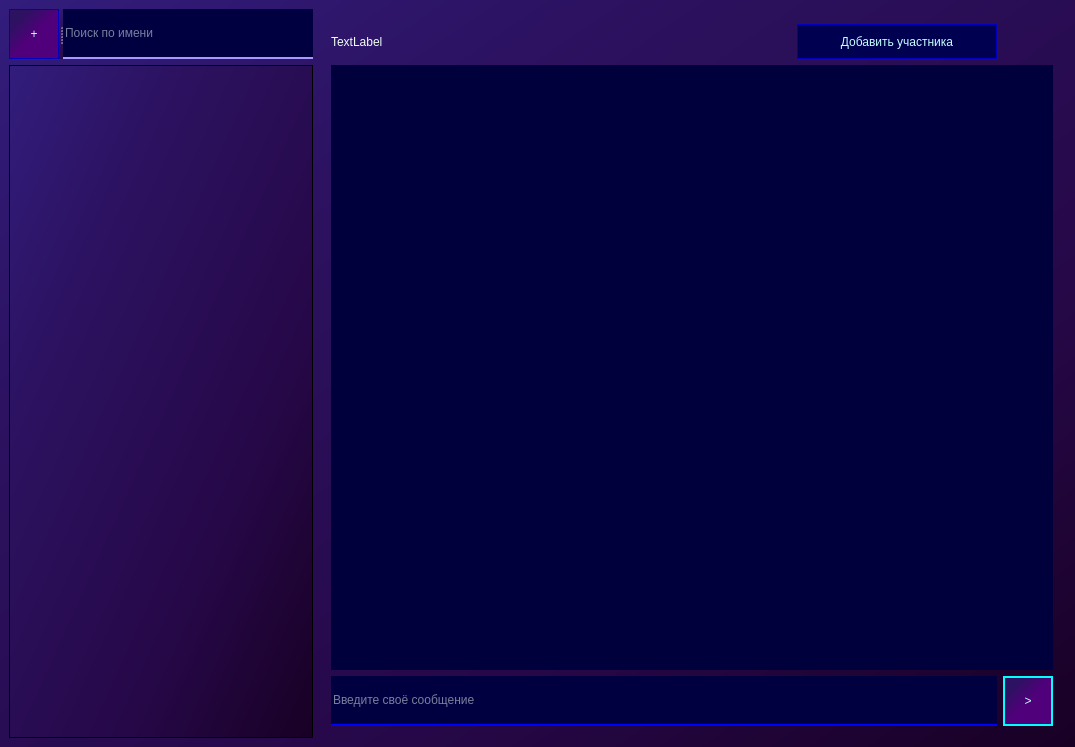
Before: the Qt Designer form Client/MainWindow.ui in zorroBinn/QuickDialog, drawn with Qt 5.
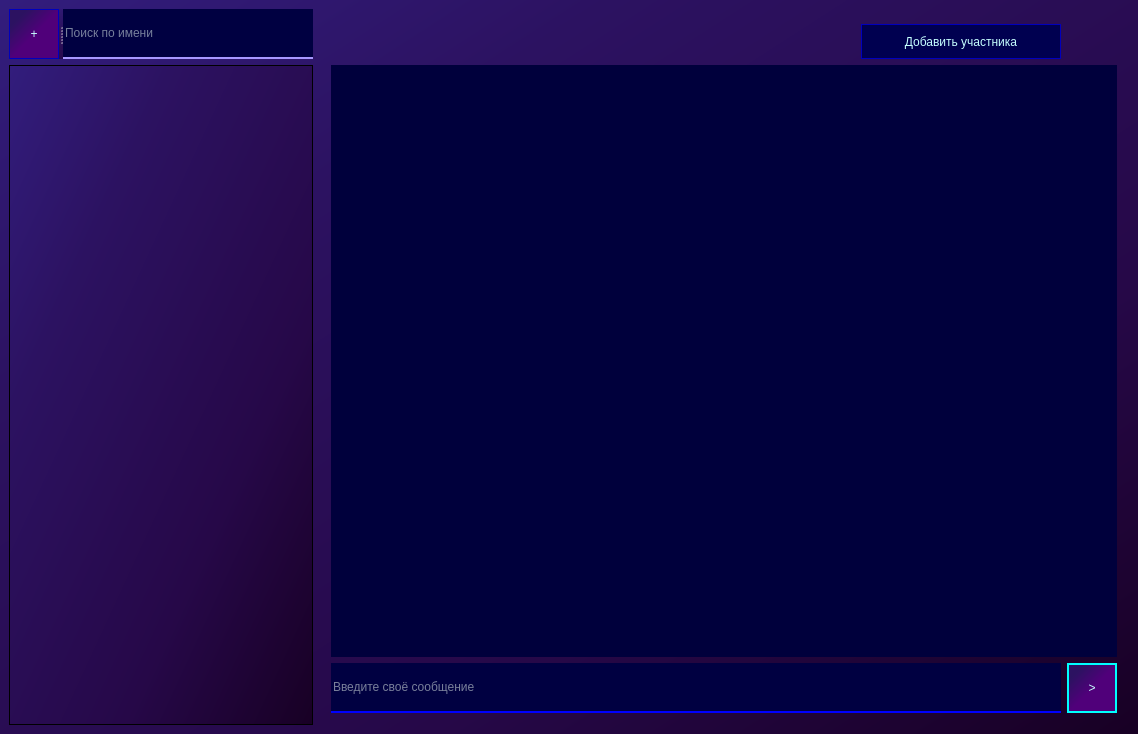
After: the same form once the commit is applied. Icons and pictures are not drawn.

Commit message:
Логика для AddUserToChat, редактирование графических элементов, определение типа чата
Подготовка к добавлению новых пользователей в чат (клиентская часть кода)

```diff
--- a/Client/MainWindow.ui
+++ b/Client/MainWindow.ui
@@ -6,8 +6,8 @@
    <rect>
     <x>0</x>
     <y>0</y>
-    <width>1075</width>
-    <height>747</height>
+    <width>1138</width>
+    <height>734</height>
    </rect>
   </property>
   <property name="minimumSize">
@@ -129,85 +129,7 @@
          <string/>
         </property>
         <layout class="QGridLayout" name="gridLayout">
-         <item row="1" column="1">
-          <widget class="QPushButton" name="pushButton_Chat_NewUser">
-           <property name="minimumSize">
-            <size>
-             <width>200</width>
-             <height>35</height>
-            </size>
-           </property>
-           <property name="maximumSize">
-            <size>
-             <width>200</width>
-             <height>35</height>
-            </size>
-           </property>
-           <property name="cursor">
-            <cursorShape>PointingHandCursor</cursorShape>
-           </property>
-           <property name="focusPolicy">
-            <enum>Qt::ClickFocus</enum>
-           </property>
-           <property name="toolTip">
-            <string>&lt;html&gt;&lt;head/&gt;&lt;body&gt;&lt;p&gt;&lt;span style=&quot; font-size:14pt;&quot;&gt;Добавить участника в групповой чат&lt;/span&gt;&lt;/p&gt;&lt;/body&gt;&lt;/html&gt;</string>
-           </property>
-           <property name="styleSheet">
-            <string notr="true">background-color: rgb(0, 0, 80);
-font: 700 16pt &quot;Times New Roman&quot;;
-color: rgb(198, 255, 255);
-border: 1px solid rgb(0, 0, 190);</string>
-           </property>
-           <property name="text">
-            <string>Добавить участника</string>
-           </property>
-          </widget>
-         </item>
-         <item row="3" column="2">
-          <widget class="QPushButton" name="pushButton_Send">
-           <property name="minimumSize">
-            <size>
-             <width>50</width>
-             <height>50</height>
-            </size>
-           </property>
-           <property name="maximumSize">
-            <size>
-             <width>50</width>
-             <height>50</height>
-            </size>
-           </property>
-           <property name="cursor">
-            <cursorShape>PointingHandCursor</cursorShape>
-           </property>
-           <property name="focusPolicy">
-            <enum>Qt::ClickFocus</enum>
-           </property>
-           <property name="styleSheet">
-            <string notr="true">background-color: qlineargradient(spread:pad, x1:1, y1:1, x2:0, y2:0, stop:0.488636 rgba(80, 0, 122, 255), stop:0.806818 rgba(44, 18, 97, 255));
-font: 700 40pt &quot;Times New Roman&quot;;
-color: rgb(198, 255, 255);
-border: 2px solid rgb(0, 255, 255);</string>
-           </property>
-           <property name="text">
-            <string>&gt;</string>
-           </property>
-          </widget>
-         </item>
-         <item row="2" column="0" colspan="3">
-          <widget class="QTextBrowser" name="textBrowser_CurrentChat">
-           <property name="focusPolicy">
-            <enum>Qt::NoFocus</enum>
-           </property>
-           <property name="styleSheet">
-            <string notr="true">background-color: rgb(0, 0, 60);
-color: rgb(239, 253, 255);
-font: 700 18pt &quot;Comic Sans MS&quot;;
-border: 0px</string>
-           </property>
-          </widget>
-         </item>
-         <item row="3" column="0" colspan="2">
+         <item row="2" column="0" colspan="2">
           <widget class="QLineEdit" name="lineEdit_Mess">
            <property name="minimumSize">
             <size>
@@ -239,17 +161,61 @@
            </property>
           </widget>
          </item>
-         <item row="1" column="0">
+         <item row="2" column="2">
+          <widget class="QPushButton" name="pushButton_Send">
+           <property name="minimumSize">
+            <size>
+             <width>50</width>
+             <height>50</height>
+            </size>
+           </property>
+           <property name="maximumSize">
+            <size>
+             <width>50</width>
+             <height>50</height>
+            </size>
+           </property>
+           <property name="cursor">
+            <cursorShape>PointingHandCursor</cursorShape>
+           </property>
+           <property name="focusPolicy">
+            <enum>Qt::NoFocus</enum>
+           </property>
+           <property name="styleSheet">
+            <string notr="true">background-color: qlineargradient(spread:pad, x1:1, y1:1, x2:0, y2:0, stop:0.488636 rgba(80, 0, 122, 255), stop:0.806818 rgba(44, 18, 97, 255));
+font: 700 40pt &quot;Times New Roman&quot;;
+color: rgb(198, 255, 255);
+border: 2px solid rgb(0, 255, 255);</string>
+           </property>
+           <property name="text">
+            <string>&gt;</string>
+           </property>
+          </widget>
+         </item>
+         <item row="1" column="0" colspan="3">
+          <widget class="QTextBrowser" name="textBrowser_CurrentChat">
+           <property name="focusPolicy">
+            <enum>Qt::NoFocus</enum>
+           </property>
+           <property name="styleSheet">
+            <string notr="true">background-color: rgb(0, 0, 60);
+color: rgb(239, 253, 255);
+font: 700 18pt &quot;Comic Sans MS&quot;;
+border: 0px</string>
+           </property>
+          </widget>
+         </item>
+         <item row="0" column="0">
           <widget class="QLabel" name="label_CurrentChatName">
            <property name="minimumSize">
             <size>
-             <width>460</width>
+             <width>371</width>
              <height>35</height>
             </size>
            </property>
            <property name="maximumSize">
             <size>
-             <width>460</width>
+             <width>16777215</width>
              <height>35</height>
             </size>
            </property>
@@ -258,7 +224,41 @@
 font: 700 20pt &quot;Comic Sans MS&quot;;</string>
            </property>
            <property name="text">
-            <string>TextLabel</string>
+            <string/>
+           </property>
+          </widget>
+         </item>
+         <item row="0" column="1">
+          <widget class="QPushButton" name="pushButton_Chat_NewUser">
+           <property name="minimumSize">
+            <size>
+             <width>200</width>
+             <height>35</height>
+            </size>
+           </property>
+           <property name="maximumSize">
+            <size>
+             <width>200</width>
+             <height>35</height>
+            </size>
+           </property>
+           <property name="cursor">
+            <cursorShape>PointingHandCursor</cursorShape>
+           </property>
+           <property name="focusPolicy">
+            <enum>Qt::NoFocus</enum>
+           </property>
+           <property name="toolTip">
+            <string>&lt;html&gt;&lt;head/&gt;&lt;body&gt;&lt;p&gt;&lt;span style=&quot; font-size:14pt;&quot;&gt;Добавить участника в групповой чат&lt;/span&gt;&lt;/p&gt;&lt;/body&gt;&lt;/html&gt;</string>
+           </property>
+           <property name="styleSheet">
+            <string notr="true">background-color: rgb(0, 0, 80);
+font: 700 16pt &quot;Times New Roman&quot;;
+color: rgb(198, 255, 255);
+border: 1px solid rgb(0, 0, 190);</string>
+           </property>
+           <property name="text">
+            <string>Добавить участника</string>
            </property>
           </widget>
          </item>
```
Left out of the diff: 5 changed lines with no effect on the pictures. The commit also changes 38 other files.
